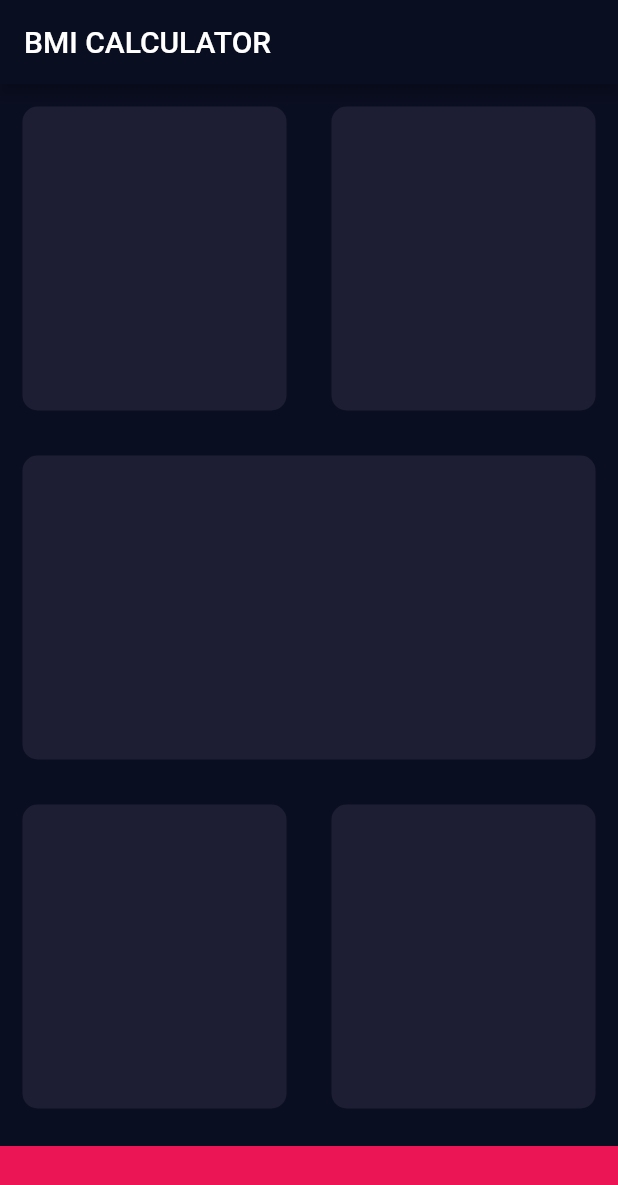
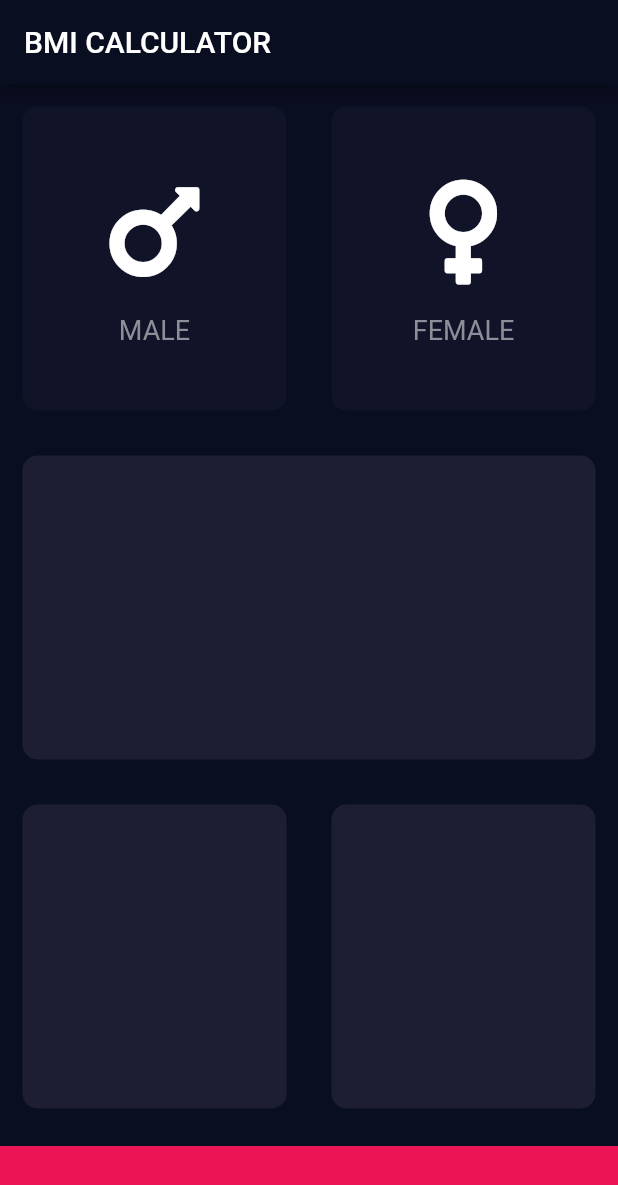
Before and after one commit to kmadhav907/BMI-Calculator, a Flutter app: the screen it shows after launch, on a phone screen of 412 x 824 dp. Shown: the top 1185 px of the screen. Run offline on Flutter 3.47's test engine with Material 2 defaults, Android fonts, the phone set to English and light mode, and no system bars; our stand-ins replace font_awesome_flutter.

Commit message:
Basic func added

```diff
--- /dev/null
+++ b/lib/icon_container.dart
@@ -0,0 +1,26 @@
+import 'package:flutter/material.dart';
+
+class IconContainer extends StatelessWidget {
+  final IconData icon;
+  final String label;
+  IconContainer({@required this.icon, @required this.label});
+  @override
+  Widget build(BuildContext context) {
+    return Column(
+      mainAxisAlignment: MainAxisAlignment.center,
+      children: [
+        Icon(
+          icon,
+          size: 80.0,
+        ),
+        SizedBox(
+          height: 15.0,
+        ),
+        Text(
+          label,
+          style: TextStyle(fontSize: 18.0, color: Color(0xFF8D8E98)),
+        )
+      ],
+    );
+  }
+}
--- a/lib/input_page.dart
+++ b/lib/input_page.dart
@@ -1,9 +1,13 @@
+import 'package:bmi_calculator/icon_container.dart';
 import 'package:bmi_calculator/reused_card.dart';
 import 'package:flutter/material.dart';
+import 'package:font_awesome_flutter/font_awesome_flutter.dart';
 
 const bottomContainerHeight = 60.0;
 const cardColor = 0xFF1D1E33;
 const bottomContainerColor = 0xFFEB1555;
+const inActiveColor = 0xFF111328;
+enum Gender { male, female }
 
 class InputPage extends StatefulWidget {
   @override
@@ -11,6 +15,29 @@ class InputPage extends StatefulWidget {
 }
 
 class _InputPageState extends State<InputPage> {
+  Color maleCardColour = Color(inActiveColor);
+  Color femaleCardColour = Color(inActiveColor);
+  void updateColour(Gender selectedGender) {
+    //male card pressed
+    if (selectedGender == Gender.male) {
+      if (maleCardColour == Color(inActiveColor)) {
+        maleCardColour = Color(cardColor);
+        femaleCardColour = Color(inActiveColor);
+      } else {
+        maleCardColour = Color(inActiveColor);
+      }
+    }
+    //female card pressed
+    if (selectedGender == Gender.female) {
+      if (femaleCardColour == Color(inActiveColor)) {
+        femaleCardColour = Color(cardColor);
+        maleCardColour = Color(inActiveColor);
+      } else {
+        femaleCardColour = Color(inActiveColor);
+      }
+    }
+  }
+
   @override
   Widget build(BuildContext context) {
     return Scaffold(
@@ -25,12 +52,33 @@ class _InputPageState extends State<InputPage> {
                 child: Row(
               children: [
                 Expanded(
-                    child: ReusedContainer(
-                  colour: Color(cardColor),
+                    child: GestureDetector(
+                  onTap: () {
+                    setState(() {
+                      updateColour(Gender.male);
+                    });
+                  },
+                  child: ReusedContainer(
+                      colour: maleCardColour,
+                      cardChild: IconContainer(
+                        icon: FontAwesomeIcons.mars,
+                        label: "MALE",
+                      )),
                 )),
                 Expanded(
-                    child: ReusedContainer(
-                  colour: Color(cardColor),
+                    child: GestureDetector(
+                  onTap: () {
+                    setState(() {
+                      updateColour(Gender.female);
+                    });
+                  },
+                  child: ReusedContainer(
+                    colour: femaleCardColour,
+                    cardChild: IconContainer(
+                      icon: FontAwesomeIcons.venus,
+                      label: "FEMALE",
+                    ),
+                  ),
                 ))
               ],
             )),
--- a/lib/reused_card.dart
+++ b/lib/reused_card.dart
@@ -2,10 +2,12 @@ import 'package:flutter/material.dart';
 
 class ReusedContainer extends StatelessWidget {
   final Color colour;
-  ReusedContainer({@required this.colour});
+  final Widget cardChild;
+  ReusedContainer({@required this.colour, this.cardChild});
   @override
   Widget build(BuildContext context) {
     return Container(
+        child: cardChild,
         margin: EdgeInsets.all(15.0),
         decoration: BoxDecoration(
           borderRadius: BorderRadius.circular(10.0),
```
Also changed, not shown: pubspec.yaml (+1 -31 lines), pubspec.lock.
